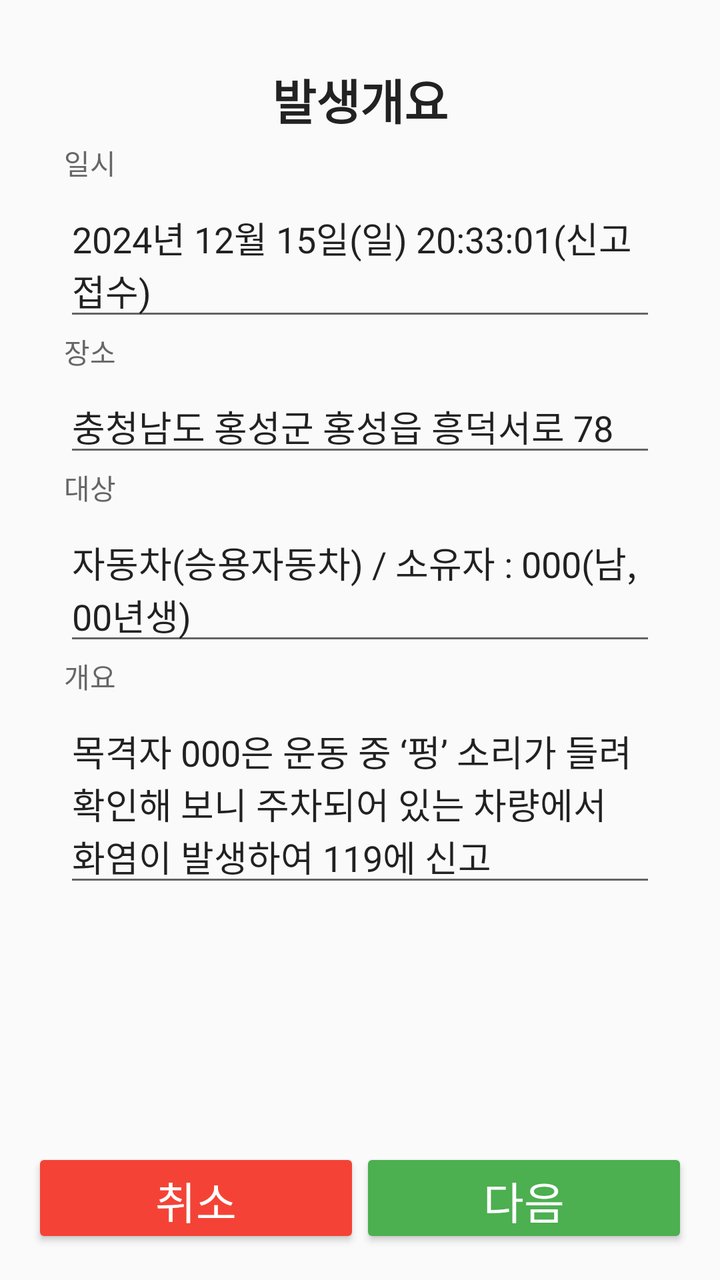
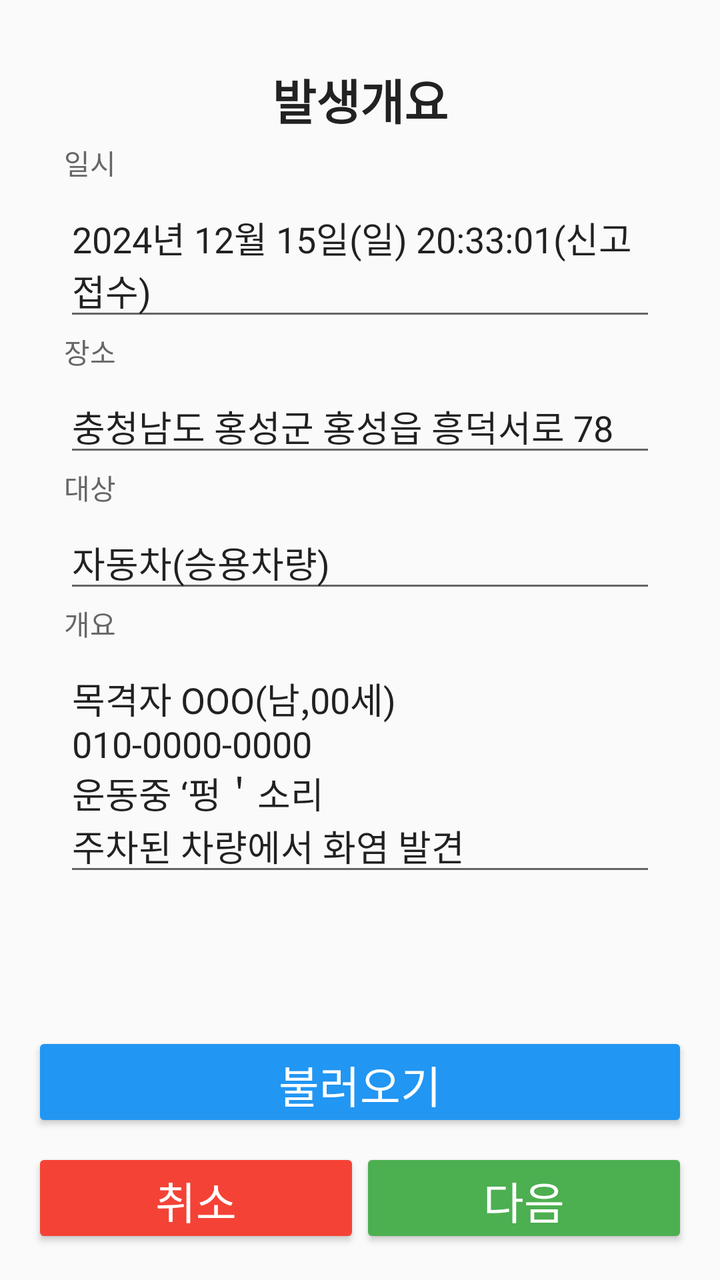

Compare the two renders of this Android layout. The source of the first and the diff that turns it into the second are given below.
<!-- AndroidManifest.xml: activity theme Theme.MyApplication -->
<!-- res/layout/activity_report1.xml -->
<?xml version="1.0" encoding="utf-8"?>
<RelativeLayout xmlns:android="http://schemas.android.com/apk/res/android"
    xmlns:tools="http://schemas.android.com/tools"
    android:layout_width="match_parent"
    android:layout_height="match_parent"
    android:orientation="vertical"
    android:padding="16dp"
    >
    <LinearLayout
        android:layout_width="match_parent"
        android:layout_height="match_parent"
        android:orientation="vertical"
        android:padding="16dp"
        >
        <TextView
            android:layout_width="match_parent"
            android:layout_height="wrap_content"
            android:text="발생개요"
            android:textStyle="bold"
            android:textSize="24sp"
            android:textAlignment="center"
            android:textColor="#222222"
            android:paddingBottom="4dp" />

        <TextView
            android:layout_width="match_parent"
            android:layout_height="wrap_content"
            android:text="일시"
            android:textSize="14sp"
            android:textColor="#666666"
            android:paddingBottom="4dp" />

        <EditText
            android:layout_width="match_parent"
            android:layout_height="wrap_content"
            android:hint="일시 입력"
            android:text="2024년 12월 15일(일) 20:33:01(신고접수)"/>

        <TextView
            android:layout_width="match_parent"
            android:layout_height="wrap_content"
            android:text="장소"
            android:textSize="14sp"
            android:textColor="#666666"
            android:paddingBottom="4dp" />

        <EditText
            android:layout_width="match_parent"
            android:layout_height="wrap_content"
            android:text="충청남도 홍성군 홍성읍 흥덕서로 78"/>

        <TextView
            android:layout_width="match_parent"
            android:layout_height="wrap_content"
            android:text="대상"
            android:textSize="14sp"
            android:textColor="#666666"
            android:paddingBottom="4dp" />

        <EditText
            android:layout_width="match_parent"
            android:layout_height="wrap_content"
            android:text="자동차(승용자동차) / 소유자 : 000(남, 00년생)"/>

        <TextView
            android:layout_width="match_parent"
            android:layout_height="wrap_content"
            android:text="개요"
            android:textSize="14sp"
            android:textColor="#666666"
            android:paddingBottom="4dp" />

        <EditText
            android:layout_width="match_parent"
            android:layout_height="wrap_content"
            android:text="목격자 000은 운동 중 ‘펑’ 소리가 들려 확인해 보니 주차되어 있는 차량에서 화염이 발생하여 119에 신고"/>
    </LinearLayout>

    <LinearLayout
        android:layout_width="match_parent"
        android:layout_height="wrap_content"
        android:orientation="horizontal"
        android:layout_alignParentBottom="true"
        android:gravity="center">
        <Button
            android:id="@+id/prev"
            android:layout_width="0dp"
            android:layout_height="50dp"
            android:layout_weight="1"
            android:text="취소"
            android:textSize="22sp"
            android:backgroundTint="#F44336"
            android:textColor="#FFFFFF"
            android:elevation="4dp" />
        <Button
            android:id="@+id/next"
            android:layout_width="0dp"
            android:layout_height="50dp"
            android:layout_weight="1"
            android:text="다음"
            android:textSize="22sp"
            android:backgroundTint="#4CAF50"
            android:textColor="#FFFFFF"
            android:elevation="4dp" />
    </LinearLayout>

</RelativeLayout>
<!-- resources referenced by this layout -->
<resources>
  <style name="Theme.MyApplication" parent="Theme.AppCompat.Light.NoActionBar">
          
          <item name="colorPrimary">@color/purple_500</item>
          <item name="colorPrimaryDark">@color/purple_700</item>
          <item name="colorAccent">@color/teal_200</item>
      </style>
  <color name="purple_500">#FF6200EE</color>
  <color name="purple_700">#FF3700B3</color>
  <color name="teal_200">#FF03DAC5</color>
</resources>

<!-- the commit's change to res/layout/activity_report1.xml (unified diff, before → after) -->
@@ -31,6 +31,7 @@
             android:paddingBottom="4dp" />
 
         <EditText
+            android:id="@+id/time_edit_text"
             android:layout_width="match_parent"
             android:layout_height="wrap_content"
             android:hint="일시 입력"
@@ -45,6 +46,7 @@
             android:paddingBottom="4dp" />
 
         <EditText
+            android:id="@+id/location_edit_text"
             android:layout_width="match_parent"
             android:layout_height="wrap_content"
             android:text="충청남도 홍성군 홍성읍 흥덕서로 78"/>
@@ -58,9 +60,10 @@
             android:paddingBottom="4dp" />
 
         <EditText
+            android:id="@+id/target_edit_text"
             android:layout_width="match_parent"
             android:layout_height="wrap_content"
-            android:text="자동차(승용자동차) / 소유자 : 000(남, 00년생)"/>
+            android:text="자동차(승용차량)"/>
 
         <TextView
             android:layout_width="match_parent"
@@ -71,37 +74,55 @@
             android:paddingBottom="4dp" />
 
         <EditText
+            android:id="@+id/summary_edit_text"
             android:layout_width="match_parent"
             android:layout_height="wrap_content"
-            android:text="목격자 000은 운동 중 ‘펑’ 소리가 들려 확인해 보니 주차되어 있는 차량에서 화염이 발생하여 119에 신고"/>
+            android:text="목격자 OOO(남,00세)\n010-0000-0000\n운동중 ‘펑＇소리\n주차된 차량에서 화염 발견"/>
     </LinearLayout>
 
     <LinearLayout
         android:layout_width="match_parent"
         android:layout_height="wrap_content"
-        android:orientation="horizontal"
-        android:layout_alignParentBottom="true"
-        android:gravity="center">
+        android:orientation="vertical"
+        android:layout_alignParentBottom="true">
+        
         <Button
-            android:id="@+id/prev"
-            android:layout_width="0dp"
+            android:id="@+id/btn_load"
+            android:layout_width="match_parent"
             android:layout_height="50dp"
-            android:layout_weight="1"
-            android:text="취소"
+            android:layout_marginBottom="8dp"
+            android:text="불러오기"
             android:textSize="22sp"
-            android:backgroundTint="#F44336"
+            android:backgroundTint="#2196F3"
             android:textColor="#FFFFFF"
             android:elevation="4dp" />
-        <Button
-            android:id="@+id/next"
-            android:layout_width="0dp"
-            android:layout_height="50dp"
-            android:layout_weight="1"
-            android:text="다음"
-            android:textSize="22sp"
-            android:backgroundTint="#4CAF50"
-            android:textColor="#FFFFFF"
-            android:elevation="4dp" />
+            
+        <LinearLayout
+            android:layout_width="match_parent"
+            android:layout_height="wrap_content"
+            android:orientation="horizontal"
+            android:gravity="center">
+            <Button
+                android:id="@+id/prev"
+                android:layout_width="0dp"
+                android:layout_height="50dp"
+                android:layout_weight="1"
+                android:text="취소"
+                android:textSize="22sp"
+                android:backgroundTint="#F44336"
+                android:textColor="#FFFFFF"
+                android:elevation="4dp" />
+            <Button
+                android:id="@+id/next"
+                android:layout_width="0dp"
+                android:layout_height="50dp"
+                android:layout_weight="1"
+                android:text="다음"
+                android:textSize="22sp"
+                android:backgroundTint="#4CAF50"
+                android:textColor="#FFFFFF"
+                android:elevation="4dp" />
+        </LinearLayout>
     </LinearLayout>
 
 </RelativeLayout>
